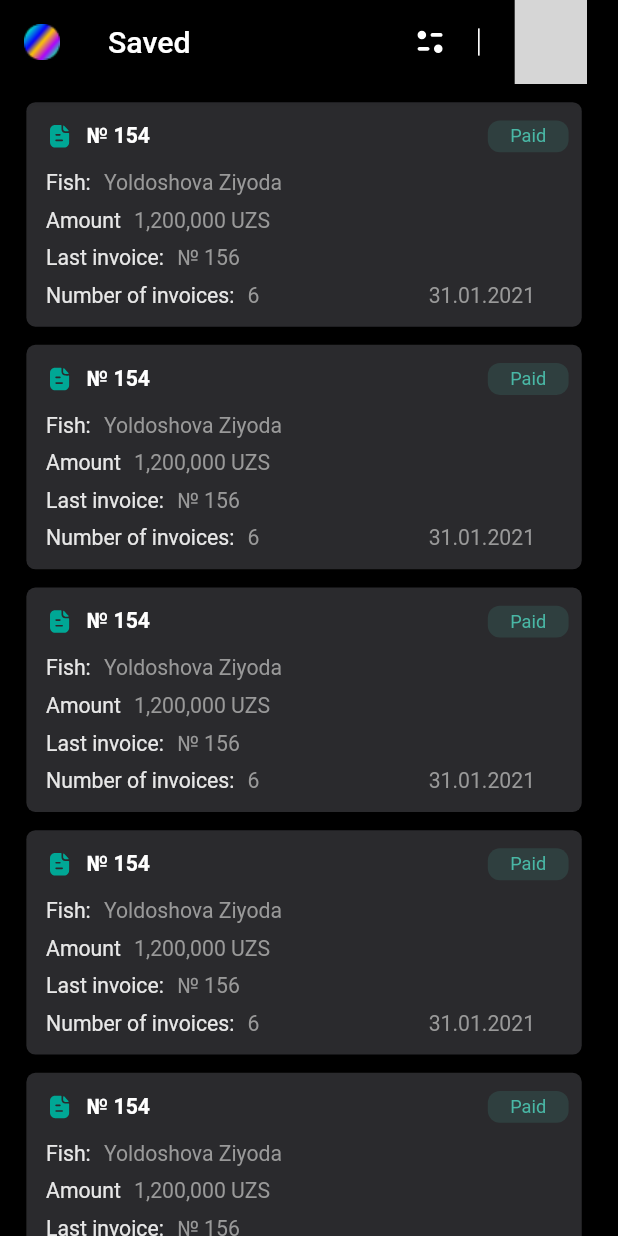
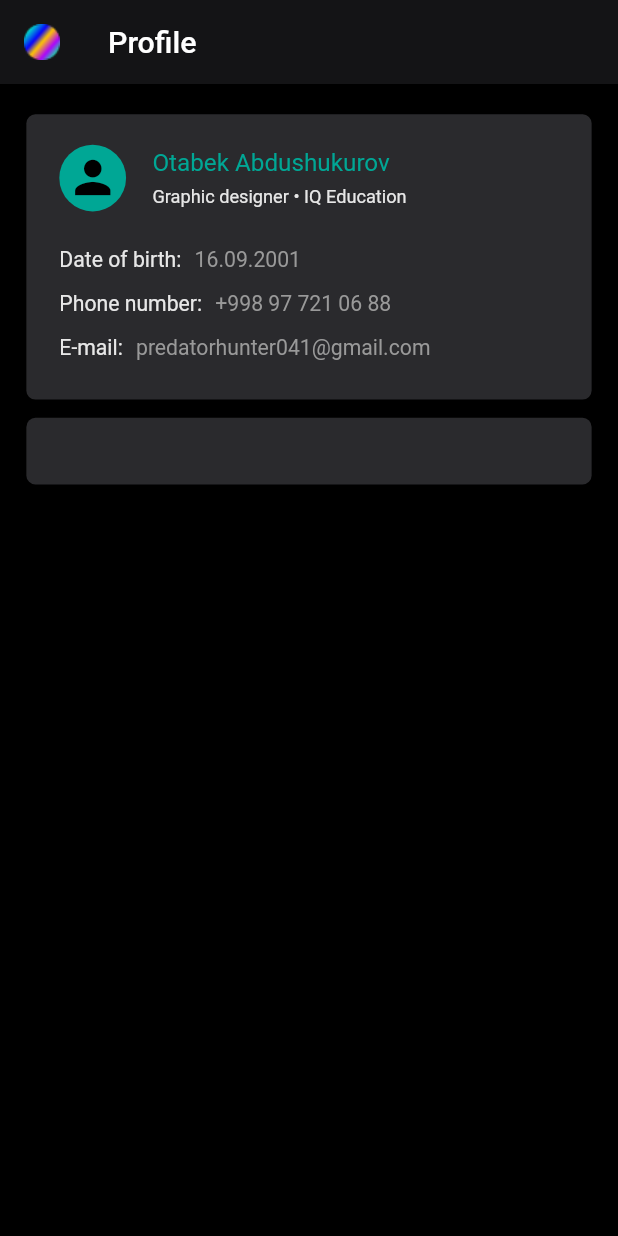
Before and after one commit to dilbekdeveloper11/IBillingg, a Flutter app: the screen it shows after launch, on a phone screen of 412 x 824 dp. Run offline on Flutter 3.47's test engine with Material 2 defaults, Android fonts, the phone set to English and light mode, and no system bars; our stand-ins replace flutter_svg; missing offline and left inert: calendar_agenda; grey boxes are pictures that could not be loaded.

Commit message:
Profil page boshlandi

```diff
--- a/lib/core/app_bar_pages.dart
+++ b/lib/core/app_bar_pages.dart
@@ -10,7 +10,7 @@ class MyAppBar extends StatelessWidget {
   @override
   PreferredSizeWidget build(BuildContext context) {
     return AppBar(
-      backgroundColor: Colors.black,
+      backgroundColor: const Color(0xff141416),
       centerTitle: false,
       leading: Container(
         height: getH(24),
--- a/lib/core/widgets.dart
+++ b/lib/core/widgets.dart
@@ -42,7 +42,7 @@ class Widgets {
           title2,
           style: TextStyle(fontSize: getH(14), color: Colores.greyColor),
         ),
-        SizedBox(width: getW(102.64)),
+        const Spacer(),
         Text(
           title3,
           style: TextStyle(fontSize: getH(14), color: Colores.greyColor),
--- a/lib/main.dart
+++ b/lib/main.dart
@@ -3,6 +3,7 @@ import 'package:ibilling/contract_pages/contract_pages_one.dart';
 import 'package:ibilling/contract_pages/filter_pages.dart';
 import 'package:ibilling/contract_pages/search_page.dart';
 import 'package:ibilling/history_pages/history_pages.dart';
+import 'package:ibilling/profile_pages/profil_pages.dart';
 import 'package:ibilling/saved_pages/saved_pages.dart';
 
 void main() {
@@ -20,7 +21,7 @@ class MyApp extends StatelessWidget {
         brightness: Brightness.dark,
         primarySwatch: Colors.amber,
       ),
-      home: const SavedPages(),
+      home: const ProfilPage(),
     );
   }
 }
--- /dev/null
+++ b/lib/profile_pages/profil_pages.dart
@@ -0,0 +1,116 @@
+import 'package:flutter/material.dart';
+import 'package:flutter_svg/flutter_svg.dart';
+import 'package:ibilling/core/Size_config.dart';
+import 'package:ibilling/core/colors.dart';
+import 'package:ibilling/core/widgets.dart';
+
+class ProfilPage extends StatelessWidget {
+  const ProfilPage({Key? key}) : super(key: key);
+
+  @override
+  Widget build(BuildContext context) {
+    SizeConfig().init(context);
+    return Scaffold(
+      backgroundColor: Colors.black,
+      appBar: AppBar(
+        backgroundColor: Color(0xff141416),
+        centerTitle: false,
+        leading: Container(
+          height: getH(24),
+          width: getW(24),
+          decoration: const BoxDecoration(
+            image: DecorationImage(
+              image: AssetImage("assets/images/Ellipse 13.png"),
+            ),
+          ),
+        ),
+        title: Text(
+          "Profile",
+          style: TextStyle(
+            fontSize: getH(20),
+            color: Colores.whiteFFFF,
+            fontWeight: FontWeight.w500,
+          ),
+        ),
+      ),
+      body: Padding(
+        padding: EdgeInsets.only(top: getH(20), left: getW(16)),
+        child: Column(
+          children: [
+            Container(
+              height: getH(188.11),
+              width: getW(343),
+              decoration: BoxDecoration(
+                borderRadius: BorderRadius.circular(
+                  getH(6),
+                ),
+                color: const Color(0xff2A2A2D),
+              ),
+              child: Padding(
+                padding: EdgeInsets.only(top: getH(20), left: getW(20)),
+                child: Column(
+                  crossAxisAlignment: CrossAxisAlignment.start,
+                  children: [
+                    Row(
+                      children: [
+                        CircleAvatar(
+                          radius: getH(22),
+                          backgroundColor: const Color(0xff00A795),
+                          child: Icon(
+                            Icons.person,
+                            color: Colors.black,
+                            size: getH(35),
+                          ),
+                        ),
+                        SizedBox(width: getW(16)),
+                        Column(
+                          crossAxisAlignment: CrossAxisAlignment.start,
+                          children: [
+                            Text(
+                              "Otabek Abdushukurov",
+                              style: TextStyle(
+                                fontSize: getH(16),
+                                color: const Color(0xff00A795),
+                              ),
+                            ),
+                            SizedBox(height: getH(6)),
+                            Text(
+                              "Graphic designer • IQ Education",
+                              style: TextStyle(
+                                fontSize: getH(12),
+                                color: const Color(0xffE7E7E7),
+                              ),
+                            ),
+                          ],
+                        )
+                      ],
+                    ),
+                    SizedBox(height: getH(24)),
+                    Widgets.Rows(
+                        title1: "Date of birth:", title2: "16.09.2001"),
+                    SizedBox(height: getH(12)),
+                    Widgets.Rows(
+                        title1: "Phone number:", title2: "+998 97 721 06 88"),
+                    SizedBox(height: getH(12)),
+                    Widgets.Rows(
+                        title1: "E-mail:",
+                        title2: "predatorhunter041@gmail.com")
+                  ],
+                ),
+              ),
+            ),
+            SizedBox(height: getH(12)),
+            Container(
+              height: getH(44),
+              width: getW(343),
+              decoration: BoxDecoration(
+                borderRadius: BorderRadius.circular(getH(6)),
+                color: const Color(0xff2A2A2D),
+              ),
+            )
+          ],
+        ),
+      ),
+    );
+  }
+}
```
Also changed, not shown: 3 other files.
